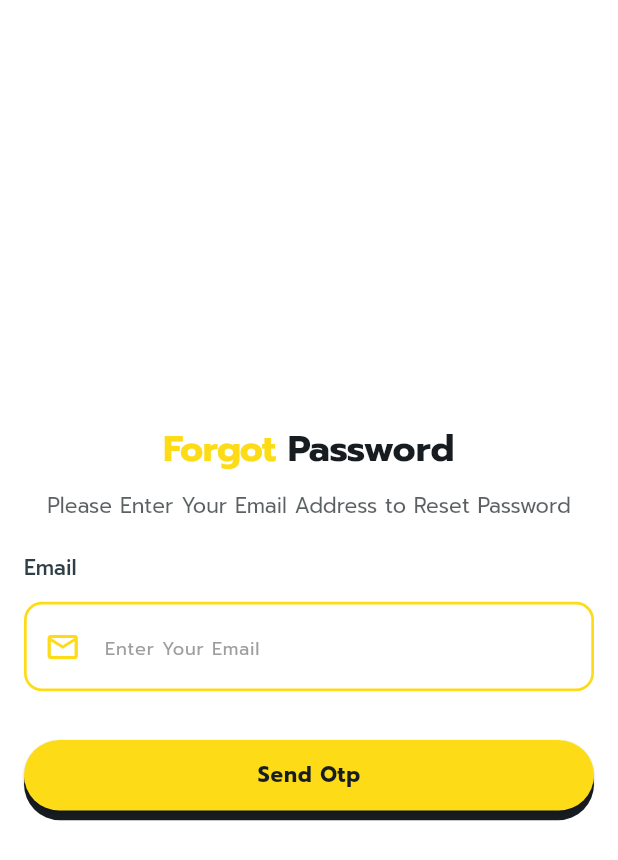
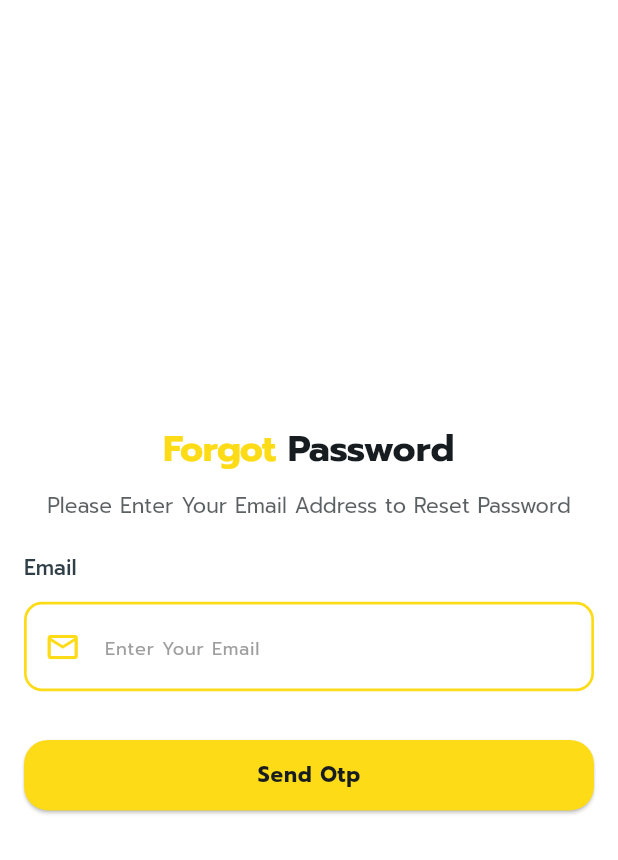
Before and after one commit to Rakibul-E404/service-system, a Flutter app: the ForgotPasswordScreen screen opened by its route, on a phone screen of 412 x 824 dp. Shown: the top 860 px of the screen. Run offline on Flutter 3.47's test engine with Material 3 defaults, Android fonts, the phone set to English and light mode, and no system bars; our stand-ins replace cached_network_image, connectivity_plus, custom_rating_bar, file_picker, flutter_secure_storage, flutter_spinkit and 6 more; accounts and stored records are empty; project files that could hold a hidden picture were left out.

Commit message:
UI: card height fix

```diff
--- a/lib/features/auth/widgets/app_custom_modal.dart
+++ b/lib/features/auth/widgets/app_custom_modal.dart
@@ -14,7 +14,7 @@ class AppCustomModal extends StatelessWidget {
   @override
   Widget build(BuildContext context) {
     return Container(
-      height: Get.height / 2,
+      height: Get.height /2,
       width: double.infinity,
       decoration: BoxDecoration(
         color: AppColors.whiteColor,
@@ -42,7 +42,7 @@ class AppCustomModal extends StatelessWidget {
                   borderRadius: BorderRadius.circular(10),
                 ),
               ),
-              const SizedBox(height: 32),
+              const SizedBox(height: 16),
 
               CircleAvatar(
                 radius: 66,
@@ -74,6 +74,7 @@ class AppCustomModal extends StatelessWidget {
                   Get.offAll(() => const SignInScreen());
                 },
               ),
+               SizedBox(height: AppSizes.lg),
             ],
           ),
         ),
--- a/lib/features/auth/widgets/primary_button.dart
+++ b/lib/features/auth/widgets/primary_button.dart
@@ -19,21 +19,25 @@ class PrimaryButton extends StatelessWidget {
     return Container(
       width: width.toDouble(),
       decoration: BoxDecoration(
-        borderRadius: BorderRadius.circular(24),
+        borderRadius: BorderRadius.circular(8),
         boxShadow: const <BoxShadow>[
-          BoxShadow(
-            color: AppColors.blackColor,
-            // Blue shadow with opacity
-            offset: Offset(0, 6),
-          ),
+          // BoxShadow(
+          //   color: AppColors.blackColor,
+          //   // Blue shadow with opacity
+          //   offset: Offset(0, 6),
+          // ),
         ],
       ),
       child: ElevatedButton(
         onPressed: () {
           DeviceUtility.hapticFeedback();
-          onPressed;
+          onPressed();
         },
-
+        style: ElevatedButton.styleFrom(
+          shape: RoundedRectangleBorder(
+            borderRadius: BorderRadius.circular(16.0), // Adjust the radius as needed
+          ),
+        ),
         child: Text(buttonText, style: Theme.of(context).textTheme.labelMedium),
       ),
     );
--- a/lib/features/booking/widgets/booking_card.dart
+++ b/lib/features/booking/widgets/booking_card.dart
@@ -1,11 +1,9 @@
 import 'package:flutter/cupertino.dart';
 import 'package:flutter/material.dart';
 import 'package:get/get.dart';
-import 'package:get/get_core/src/get_main.dart';
 import 'package:manx_mate/core/common/components/custom_network_image.dart';
 import 'package:manx_mate/core/config/app_colors.dart';
 import 'package:manx_mate/core/extensions/context_extensions.dart';
-
 import '../../auth/widgets/app_custom_modal.dart';
 
 class HorizontalServiceCard extends StatelessWidget {
--- a/lib/main.dart
+++ b/lib/main.dart
@@ -44,7 +44,7 @@ class MyApp extends StatelessWidget {
       // initialRoute: AppRoutes.homeRoute,
       getPages: AppNavigation.routes,
 
-      initialBinding: ControllerBinder(),
+      // initialBinding: ControllerBinder(),
       debugShowCheckedModeBanner: false,
     );
   }
```
Also changed, not shown: lib/features/home/screens/home_screen.dart (+6 -5 lines), lib/features/mainBottomNav/screens/mainbottomnav_screen.dart (+14 -10 lines), 2 other files.
